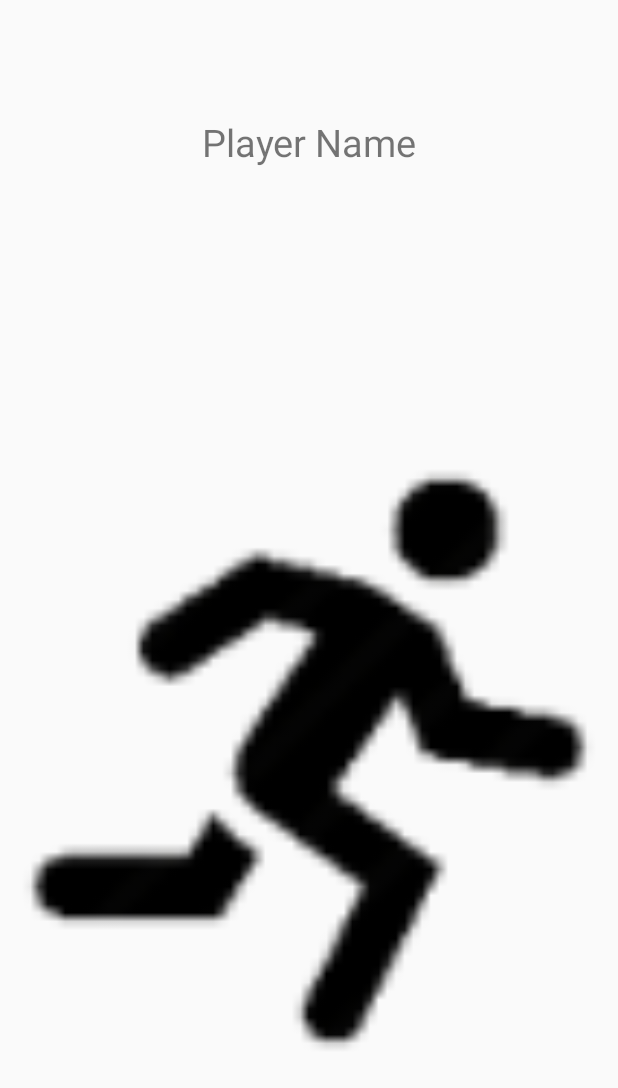
After one commit to rickstart/Diplomado-Android-Culiacan, an Android app: the layout fragment_player.xml on its own in the app's theme, with its tools: preview values and no code run, on a phone screen of 412 x 824 dp. The commit adds this screen. Shown: the top 1088 px of the screen. Run offline under Robolectric (Android 15) with nearby library versions, the phone set to English and light mode, and no system bars.

Commit message:
Socccer Game Advance

```diff
--- /dev/null
+++ b/SoccerGameFragments/app/src/main/res/layout/fragment_player.xml
@@ -0,0 +1,36 @@
+<LinearLayout xmlns:android="http://schemas.android.com/apk/res/android"
+    xmlns:tools="http://schemas.android.com/tools"
+    android:layout_width="match_parent"
+    android:layout_height="match_parent"
+    android:orientation="vertical"
+    tools:context="com.mobintum.soccergamefragments.PlayerFragment">
+
+    <TextView
+        android:layout_width="match_parent"
+        android:layout_height="0dp"
+        android:layout_weight=".3"
+        android:text="@string/player_name"
+        android:textSize="@dimen/font_title"
+        android:gravity="center"
+        android:id="@+id/txtName"/>
+    <RelativeLayout
+        android:layout_width="match_parent"
+        android:layout_height="0dp"
+        android:orientation="horizontal"
+        android:layout_weight="1">
+        <ImageView
+            android:layout_width="match_parent"
+            android:layout_height="match_parent"
+            android:src="@drawable/ic_person"
+            android:id="@+id/imgPlayer"/>
+
+        <ImageView
+            android:layout_width="@dimen/ball_size"
+            android:layout_height="@dimen/ball_size"
+            android:visibility="gone"
+            android:layout_alignParentBottom="true"
+            android:layout_alignParentRight="true"
+            android:src="@drawable/ic_soccer_ball"
+            android:id="@+id/imgBall"/>
+    </RelativeLayout>
+</LinearLayout>
--- a/SoccerGameFragments/app/src/main/res/values/colors.xml
+++ b/SoccerGameFragments/app/src/main/res/values/colors.xml
@@ -5,4 +5,6 @@
     <color name="colorAccent">#FF4081</color>
     <color name="black_overlay">#66000000</color>
     <color name="green">#35E64F</color>
+    <color name="blue">#0559F5</color>
+    <color name="yellow">#F5E753</color>
 </resources>
--- /dev/null
+++ b/SoccerGameFragments/app/src/main/res/values/dimens.xml
@@ -0,0 +1,5 @@
+<?xml version="1.0" encoding="utf-8"?>
+<resources>
+    <dimen name="font_title">25sp</dimen>
+    <dimen name="ball_size">50dp</dimen>
+</resources>
--- a/SoccerGameFragments/app/src/main/res/values/strings.xml
+++ b/SoccerGameFragments/app/src/main/res/values/strings.xml
@@ -3,4 +3,8 @@
 
     <string name="dummy_button">Dummy Button</string>
     <string name="dummy_content">DUMMY\nCONTENT</string>
+
+    <!-- TODO: Remove or change this placeholder text -->
+    <string name="hello_blank_fragment">Hello blank fragment</string>
+    <string name="player_name">Player Name</string>
 </resources>
```
Also changed, not shown: SoccerGameFragments/app/src/main/java/com/mobintum/soccergamefragments/PlayerFragment.java (added, +100 -0 lines), SoccerGameFragments/app/src/main/java/com/mobintum/soccergamefragments/StadiumActivity.java (+32 -136 lines), SoccerGameFragments/app/src/main/res/drawable-xhdpi/ic_person.png (added), SoccerGameFragments/app/src/main/res/drawable-xhdpi/ic_soccer_ball.png (added).
